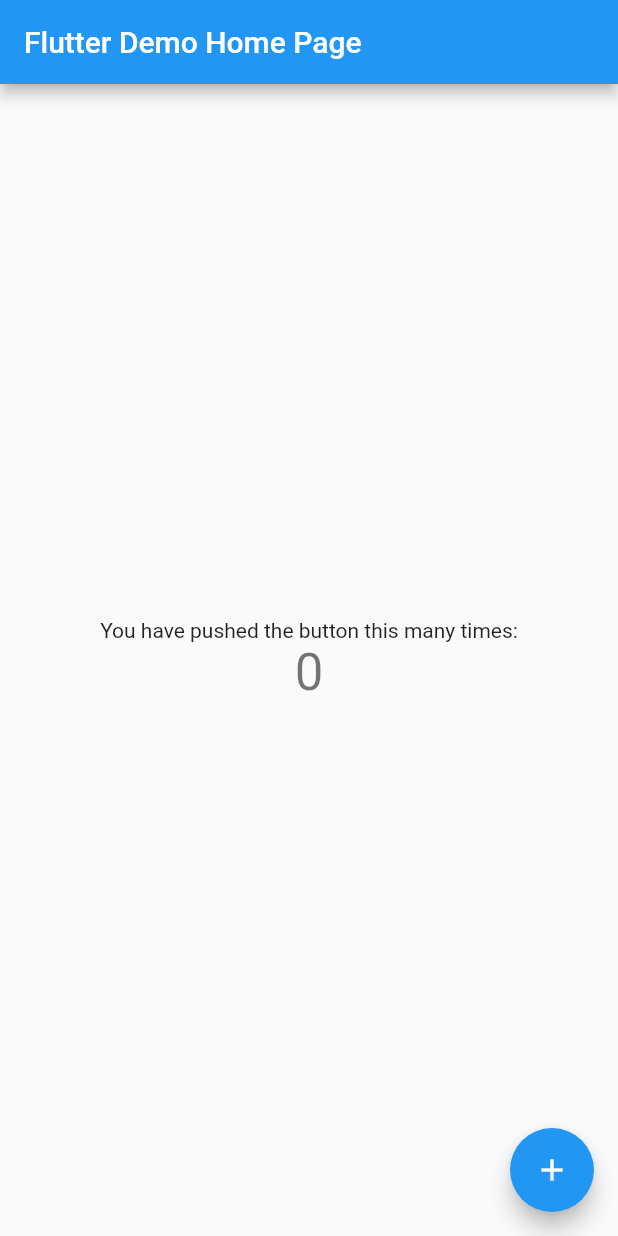
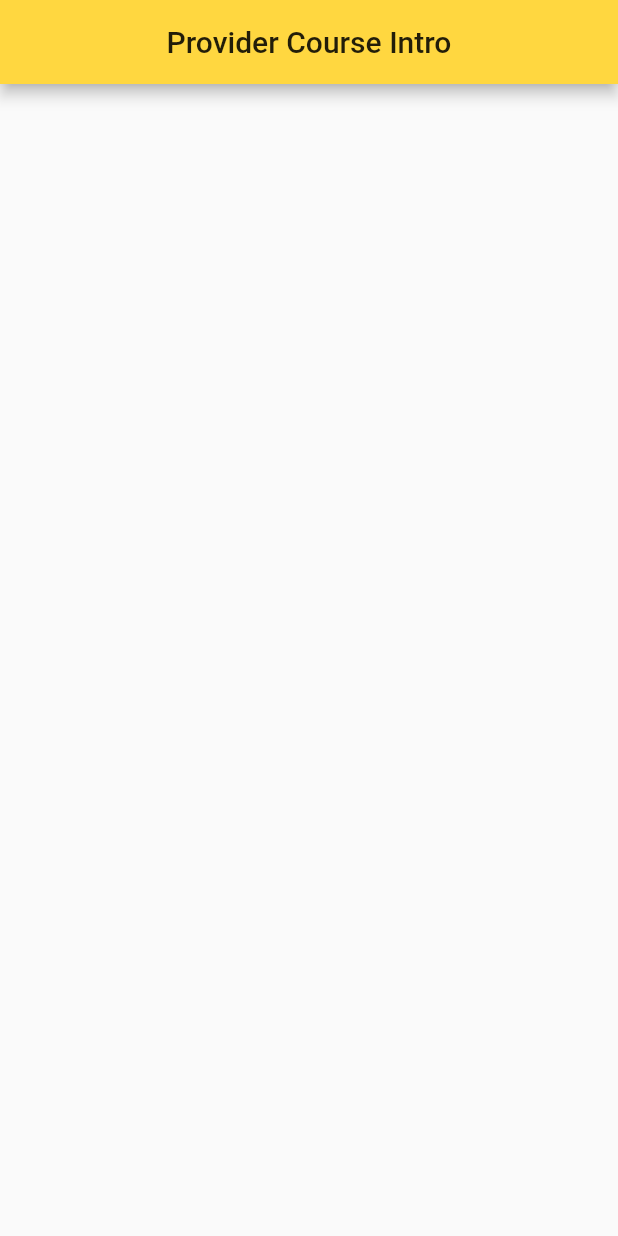
Before and after one commit to akshaybengani/Flutter-ProviderCourse, a Flutter app: the screen it shows after launch, on a phone screen of 412 x 824 dp. Run offline on Flutter 3.47's test engine with Material 2 defaults, Android fonts, the phone set to English and light mode, and no system bars.

Commit message:
Setup completed

```diff
--- a/lib/main.dart
+++ b/lib/main.dart
@@ -3,109 +3,27 @@
 void main() => runApp(MyApp());
 
 class MyApp extends StatelessWidget {
-  // This widget is the root of your application.
   @override
   Widget build(BuildContext context) {
     return MaterialApp(
-      title: 'Flutter Demo',
-      theme: ThemeData(
-        // This is the theme of your application.
-        //
-        // Try running your application with "flutter run". You'll see the
-        // application has a blue toolbar. Then, without quitting the app, try
-        // changing the primarySwatch below to Colors.green and then invoke
-        // "hot reload" (press "r" in the console where you ran "flutter run",
-        // or simply save your changes to "hot reload" in a Flutter IDE).
-        // Notice that the counter didn't reset back to zero; the application
-        // is not restarted.
-        primarySwatch: Colors.blue,
-      ),
-      home: MyHomePage(title: 'Flutter Demo Home Page'),
+      title: 'Provider Course',
+      theme: ThemeData(primaryColor: Colors.amberAccent),
+      home: MyHomeApp(),
     );
   }
 }
 
-class MyHomePage extends StatefulWidget {
-  MyHomePage({Key key, this.title}) : super(key: key);
-
-  // This widget is the home page of your application. It is stateful, meaning
-  // that it has a State object (defined below) that contains fields that affect
-  // how it looks.
-
-  // This class is the configuration for the state. It holds the values (in this
-  // case the title) provided by the parent (in this case the App widget) and
-  // used by the build method of the State. Fields in a Widget subclass are
-  // always marked "final".
-
-  final String title;
-
-  @override
-  _MyHomePageState createState() => _MyHomePageState();
-}
-
-class _MyHomePageState extends State<MyHomePage> {
-  int _counter = 0;
-
-  void _incrementCounter() {
-    setState(() {
-      // This call to setState tells the Flutter framework that something has
-      // changed in this State, which causes it to rerun the build method below
-      // so that the display can reflect the updated values. If we changed
-      // _counter without calling setState(), then the build method would not be
-      // called again, and so nothing would appear to happen.
-      _counter++;
-    });
-  }
-
+class MyHomeApp extends StatelessWidget {
   @override
   Widget build(BuildContext context) {
-    // This method is rerun every time setState is called, for instance as done
-    // by the _incrementCounter method above.
-    //
-    // The Flutter framework has been optimized to make rerunning build methods
-    // fast, so that you can just rebuild anything that needs updating rather
-    // than having to individually change instances of widgets.
     return Scaffold(
       appBar: AppBar(
-        // Here we take the value from the MyHomePage object that was created by
-        // the App.build method, and use it to set our appbar title.
-        title: Text(widget.title),
+        centerTitle: true,
+        title: Text('Provider Course Intro'),
       ),
-      body: Center(
-        // Center is a layout widget. It takes a single child and positions it
-        // in the middle of the parent.
-        child: Column(
-          // Column is also a layout widget. It takes a list of children and
-          // arranges them vertically. By default, it sizes itself to fit its
-          // children horizontally, and tries to be as tall as its parent.
-          //
-          // Invoke "debug painting" (press "p" in the console, choose the
-          // "Toggle Debug Paint" action from the Flutter Inspector in Android
-          // Studio, or the "Toggle Debug Paint" command in Visual Studio Code)
-          // to see the wireframe for each widget.
-          //
-          // Column has various properties to control how it sizes itself and
-          // how it positions its children. Here we use mainAxisAlignment to
-          // center the children vertically; the main axis here is the vertical
-          // axis because Columns are vertical (the cross axis would be
-          // horizontal).
-          mainAxisAlignment: MainAxisAlignment.center,
-          children: <Widget>[
-            Text(
-              'You have pushed the button this many times:',
-            ),
-            Text(
-              '$_counter',
-              style: Theme.of(context).textTheme.display1,
-            ),
-          ],
-        ),
+      body: Column(
+        children: <Widget>[],
       ),
-      floatingActionButton: FloatingActionButton(
-        onPressed: _incrementCounter,
-        tooltip: 'Increment',
-        child: Icon(Icons.add),
-      ), // This trailing comma makes auto-formatting nicer for build methods.
     );
   }
 }
--- a/pubspec.yaml
+++ b/pubspec.yaml
@@ -23,6 +23,7 @@
   # The following adds the Cupertino Icons font to your application.
   # Use with the CupertinoIcons class for iOS style icons.
   cupertino_icons: ^0.1.2
+  provider: ^3.1.0
 
 dev_dependencies:
   flutter_test:
```
Also changed, not shown: pubspec.lock.
